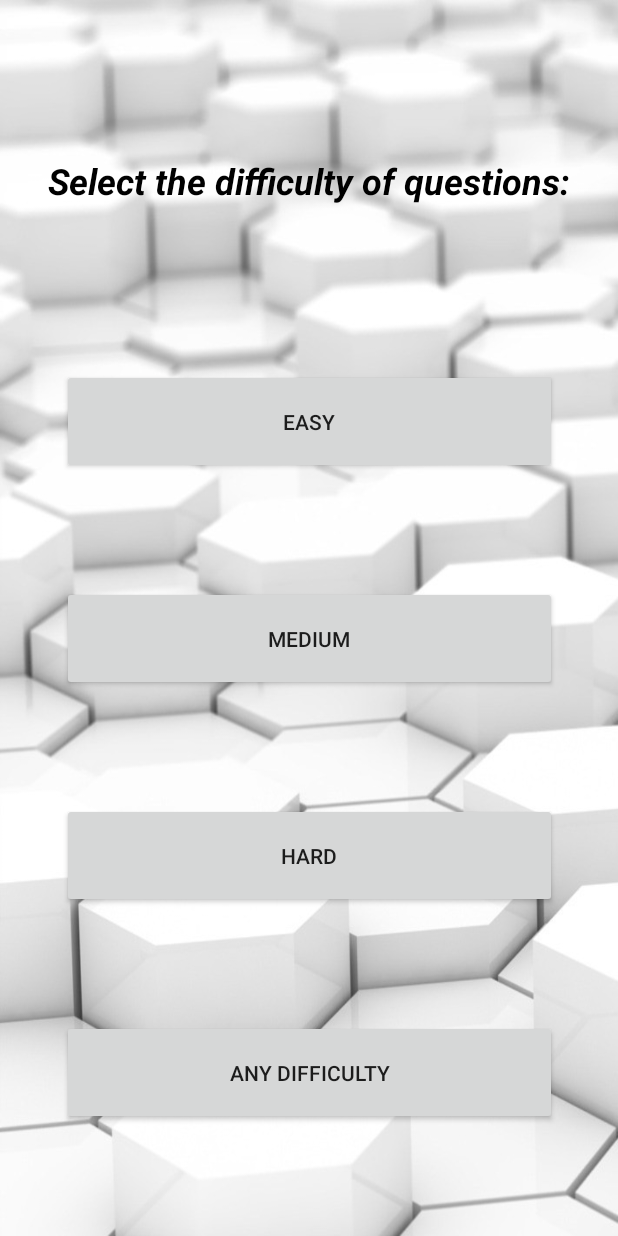
After one commit to kowingyin/Little_math_game, an Android app: the DifficultyMenu screen opened directly, with no data from a screen before it, on a phone screen of 412 x 824 dp. The commit adds this screen. Run offline under Robolectric (Android 15) with nearby library versions, the phone set to English and light mode, and no system bars.

Commit message:
menu added

```diff
--- a/Assignment/app/src/main/AndroidManifest.xml
+++ b/Assignment/app/src/main/AndroidManifest.xml
@@ -13,9 +13,13 @@
         android:supportsRtl="true"
         android:theme="@style/AppTheme">
         <activity
+            android:name=".DifficultyMenu"
+            android:label="DifficultyMenu"
+            android:theme="@style/AppTheme.NoActionBar" />
+        <activity
             android:name=".ColorsGame"
             android:label="@string/title_activity_colors_game"
-            android:theme="@style/AppTheme.NoActionBar"></activity>
+            android:theme="@style/AppTheme.NoActionBar" />
         <activity
             android:name=".ReactionGame"
             android:label="@string/title_activity_reaction_game"
--- /dev/null
+++ b/Assignment/app/src/main/java/com/example/timmy/myapplication/DifficultyMenu.java
@@ -0,0 +1,35 @@
+package com.example.timmy.myapplication;
+
+import android.content.Intent;
+import android.support.v7.app.AppCompatActivity;
+import android.os.Bundle;
+import android.view.View;
+
+public class DifficultyMenu extends AppCompatActivity {
+    private int REQUEST_CODE = 0;
+    @Override
+    protected void onCreate(Bundle savedInstanceState) {
+        super.onCreate(savedInstanceState);
+        setContentView(R.layout.activity_difficulty_menu);
+    }
+    public void onClickBtnEasy(View v){
+        Intent i = new Intent(this, MathematicGame.class);
+        REQUEST_CODE = 1111;
+        startActivityForResult(i, REQUEST_CODE);
+    }
+    public void onClickBtnMedium(View v){
+        Intent i = new Intent(this, MathematicGame.class);
+        REQUEST_CODE = 2222;
+        startActivityForResult(i, REQUEST_CODE);
+    }
+    public void onClickBtnHard(View v){
+        Intent i = new Intent(this, MathematicGame.class);
+        REQUEST_CODE = 3333;
+        startActivityForResult(i, REQUEST_CODE);
+    }
+    public void onClickBtnAnyDiff(View v){
+        Intent i = new Intent(this, MathematicGame.class);
+        REQUEST_CODE = 4444;
+        startActivityForResult(i, REQUEST_CODE);
+    }
+}
--- /dev/null
+++ b/Assignment/app/src/main/res/layout/activity_difficulty_menu.xml
@@ -0,0 +1,87 @@
+<?xml version="1.0" encoding="utf-8"?>
+<android.support.constraint.ConstraintLayout
+    xmlns:android="http://schemas.android.com/apk/res/android"
+    xmlns:app="http://schemas.android.com/apk/res-auto"
+    xmlns:tools="http://schemas.android.com/tools"
+    android:layout_width="match_parent"
+    android:layout_height="match_parent"
+    android:background="@drawable/bg"
+    tools:context=".DifficultyMenu">
+
+    <Button
+        android:id="@+id/btnEasy"
+        android:layout_width="330dp"
+        android:layout_height="70dp"
+        android:layout_marginStart="40dp"
+        android:layout_marginTop="50dp"
+        android:layout_marginEnd="40dp"
+        android:layout_marginBottom="15dp"
+        android:onClick="onClickBtnEasy"
+        android:text="Easy"
+        app:layout_constraintBottom_toTopOf="@+id/btnMedium"
+        app:layout_constraintEnd_toEndOf="parent"
+        app:layout_constraintStart_toStartOf="parent"
+        app:layout_constraintTop_toBottomOf="@+id/tvDM" />
+
+    <Button
+        android:id="@+id/btnMedium"
+        android:layout_width="330dp"
+        android:layout_height="70dp"
+        android:layout_marginStart="40dp"
+        android:layout_marginTop="15dp"
+        android:layout_marginEnd="40dp"
+        android:layout_marginBottom="15dp"
+        android:onClick="onClickBtnMedium"
+        android:text="Medium"
+        app:layout_constraintBottom_toTopOf="@+id/btnHard"
+        app:layout_constraintEnd_toEndOf="parent"
+        app:layout_constraintStart_toStartOf="parent"
+        app:layout_constraintTop_toBottomOf="@+id/btnEasy" />
+
+    <Button
+        android:id="@+id/btnHard"
+        android:layout_width="330dp"
+        android:layout_height="70dp"
+        android:layout_marginStart="40dp"
+        android:layout_marginTop="15dp"
+        android:layout_marginEnd="40dp"
+        android:layout_marginBottom="15dp"
+        android:onClick="onClickBtnHard"
+        android:text="Hard"
+        app:layout_constraintBottom_toTopOf="@+id/btnAnyDiff"
+        app:layout_constraintEnd_toEndOf="parent"
+        app:layout_constraintStart_toStartOf="parent"
+        app:layout_constraintTop_toBottomOf="@+id/btnMedium" />
+
+    <Button
+        android:id="@+id/btnAnyDiff"
+        android:layout_width="330dp"
+        android:layout_height="70dp"
+        android:layout_marginStart="40dp"
+        android:layout_marginTop="15dp"
+        android:layout_marginEnd="40dp"
+        android:layout_marginBottom="30dp"
+        android:onClick="onClickBtnAnyDiff"
+        android:text="Any Difficulty"
+        app:layout_constraintBottom_toBottomOf="parent"
+        app:layout_constraintEnd_toEndOf="parent"
+        app:layout_constraintStart_toStartOf="parent"
+        app:layout_constraintTop_toBottomOf="@+id/btnHard" />
+
+    <TextView
+        android:id="@+id/tvDM"
+        android:layout_width="wrap_content"
+        android:layout_height="wrap_content"
+        android:layout_marginStart="32dp"
+        android:layout_marginTop="60dp"
+        android:layout_marginEnd="32dp"
+        android:layout_marginBottom="15dp"
+        android:text="Select the difficulty of questions:"
+        android:textColor="#000000"
+        android:textSize="24sp"
+        android:textStyle="bold|italic"
+        app:layout_constraintBottom_toTopOf="@+id/btnEasy"
+        app:layout_constraintEnd_toEndOf="parent"
+        app:layout_constraintStart_toStartOf="parent"
+        app:layout_constraintTop_toTopOf="parent" />
+</android.support.constraint.ConstraintLayout>
--- a/Assignment/app/src/main/res/layout/activity_main.xml
+++ b/Assignment/app/src/main/res/layout/activity_main.xml
@@ -22,7 +22,7 @@ tools:context="com.example.timmy.myapplication.MainActivity">
         android:layout_height="wrap_content"
         android:layout_above="@+id/btnQL"
         android:onClick="onClickBtnStart"
-        android:text="Math knowledge challenge" />
+        android:text="knowledge challenge" />
 
 <Button
     android:layout_width="match_parent"
--- a/Assignment/app/src/main/res/layout/activity_mathematic_game.xml
+++ b/Assignment/app/src/main/res/layout/activity_mathematic_game.xml
@@ -7,6 +7,7 @@
     android:paddingLeft="@dimen/activity_horizontal_margin"
     android:paddingRight="@dimen/activity_horizontal_margin"
     android:paddingTop="@dimen/activity_vertical_margin"
+    android:background="@drawable/bg"
     tools:context="com.example.timmy.myapplication.MathematicGame">
 
 
--- a/Assignment/app/src/main/res/layout/content_spelling_game.xml
+++ b/Assignment/app/src/main/res/layout/content_spelling_game.xml
@@ -72,7 +72,7 @@
         android:layout_width="wrap_content"
         android:layout_height="wrap_content"
         android:layout_marginTop="40dp"
-        android:text="Time remaining : "
+        android:text="Time remaining (s) : "
         android:textSize="18sp"
         android:textStyle="bold"
         app:layout_constraintBottom_toTopOf="@+id/tvScore"
@@ -96,7 +96,7 @@
         android:layout_width="wrap_content"
         android:layout_height="wrap_content"
         android:layout_marginBottom="25dp"
-        android:text="Hunt all wrong-spelling words!"
+        android:text="Hunt all wrong-spelling words in \n                    1 minute!"
         android:textColor="#000000"
         android:textSize="24sp"
         android:textStyle="bold|italic"
```
Also changed, not shown: Assignment/app/src/main/java/com/example/timmy/myapplication/MainActivity.java (+6 -6 lines), Assignment/app/src/main/java/com/example/timmy/myapplication/MathematicGame.java (+16 -2 lines), Assignment/app/src/main/java/com/example/timmy/myapplication/SpellingGame.java (+7 -7 lines).
